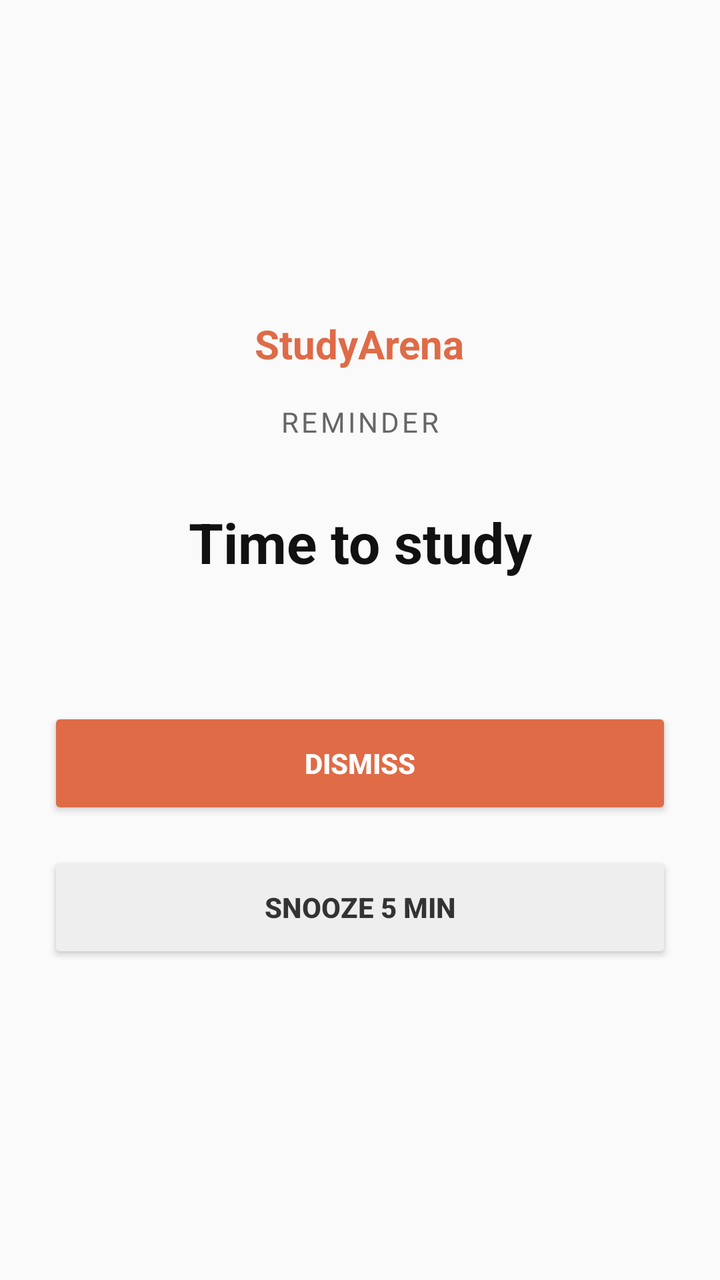
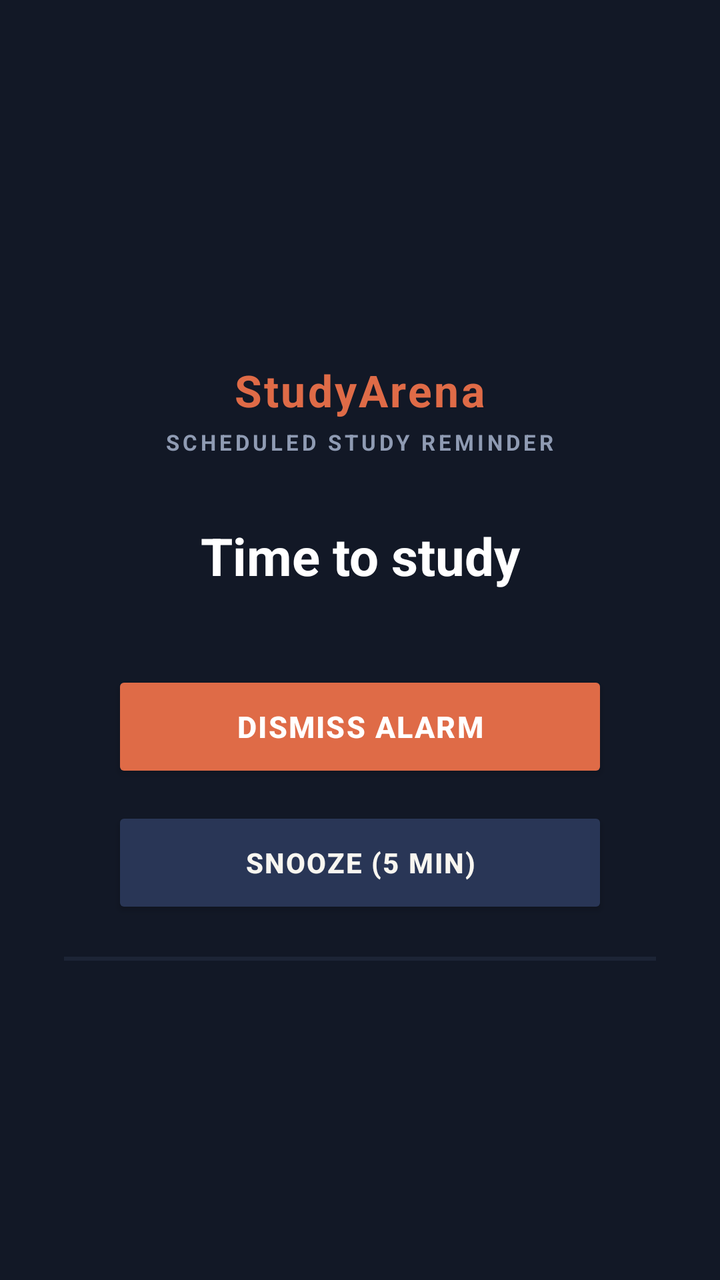

The first picture is an Android layout as it rendered before a commit; the second is the same layout after the commit. The layout source and the unified diff follow.
<!-- AndroidManifest.xml: activity theme AppTheme -->
<!-- res/layout/activity_alarm.xml -->
<?xml version="1.0" encoding="utf-8"?>
<LinearLayout xmlns:android="http://schemas.android.com/apk/res/android"
    android:layout_width="match_parent"
    android:layout_height="match_parent"
    android:orientation="vertical"
    android:gravity="center"
    android:background="#FAFAFA"
    android:padding="24dp">

    <TextView
        android:layout_width="wrap_content"
        android:layout_height="wrap_content"
        android:text="StudyArena"
        android:textSize="20sp"
        android:textColor="#df6b47"
        android:textStyle="bold"
        android:layout_marginBottom="16dp" />

    <TextView
        android:layout_width="wrap_content"
        android:layout_height="wrap_content"
        android:text="REMINDER"
        android:textSize="14sp"
        android:textColor="#666666"
        android:letterSpacing="0.1"
        android:layout_marginBottom="32dp" />

    <TextView
        android:id="@+id/tvAlarmTitle"
        android:layout_width="match_parent"
        android:layout_height="wrap_content"
        android:text="Time to study"
        android:textSize="28sp"
        android:textColor="#111111"
        android:textStyle="bold"
        android:gravity="center"
        android:layout_marginBottom="64dp" />

    <Button
        android:id="@+id/btnDismiss"
        android:layout_width="match_parent"
        android:layout_height="56dp"
        android:text="DISMISS"
        android:backgroundTint="#df6b47"
        android:textColor="#FFFFFF"
        android:textStyle="bold"
        android:layout_marginBottom="16dp" />

    <Button
        android:id="@+id/btnSnooze"
        android:layout_width="match_parent"
        android:layout_height="56dp"
        android:text="SNOOZE 5 MIN"
        android:backgroundTint="#EEEEEE"
        android:textColor="#333333"
        android:textStyle="bold" />

</LinearLayout>
<!-- resources referenced by this layout -->
<resources>
  <style name="AppTheme" parent="Theme.AppCompat.DayNight.NoActionBar">
      <item name="android:editTextBackground">@drawable/rn_edit_text_material</item>
      <item name="colorPrimary">@color/colorPrimary</item>
      <item name="android:statusBarColor">@android:color/transparent</item>
      <item name="android:navigationBarColor">@android:color/transparent</item>
    </style>
  <!-- drawable rn_edit_text_material (drawable) -->
  <?xml version="1.0" encoding="utf-8"?>
  <inset xmlns:android="http://schemas.android.com/apk/res/android"
         android:insetLeft="@dimen/abc_edit_text_inset_horizontal_material"
         android:insetRight="@dimen/abc_edit_text_inset_horizontal_material"
         android:insetTop="@dimen/abc_edit_text_inset_top_material"
         android:insetBottom="@dimen/abc_edit_text_inset_bottom_material"
         >
  
      <selector>
          
          <item android:state_enabled="false" android:drawable="@drawable/abc_textfield_default_mtrl_alpha"/>
          <item android:drawable="@drawable/abc_textfield_activated_mtrl_alpha"/>
      </selector>
  
  </inset>
  <color name="colorPrimary">#023c69</color>
</resources>

<!-- the commit's change to res/layout/activity_alarm.xml (unified diff, before → after) -->
@@ -4,55 +4,79 @@
     android:layout_height="match_parent"
     android:orientation="vertical"
     android:gravity="center"
-    android:background="#FAFAFA"
-    android:padding="24dp">
+    android:background="#121826"
+    android:padding="28dp">
 
-    <TextView
-        android:layout_width="wrap_content"
-        android:layout_height="wrap_content"
-        android:text="StudyArena"
-        android:textSize="20sp"
-        android:textColor="#df6b47"
-        android:textStyle="bold"
-        android:layout_marginBottom="16dp" />
-
-    <TextView
-        android:layout_width="wrap_content"
-        android:layout_height="wrap_content"
-        android:text="REMINDER"
-        android:textSize="14sp"
-        android:textColor="#666666"
-        android:letterSpacing="0.1"
-        android:layout_marginBottom="32dp" />
-
-    <TextView
-        android:id="@+id/tvAlarmTitle"
+    
+    <LinearLayout
         android:layout_width="match_parent"
         android:layout_height="wrap_content"
-        android:text="Time to study"
-        android:textSize="28sp"
-        android:textColor="#111111"
-        android:textStyle="bold"
-        android:gravity="center"
-        android:layout_marginBottom="64dp" />
+        android:orientation="vertical"
+        android:gravity="center_horizontal"
+        android:background="@drawable/rn_edit_text_material"
+        android:backgroundTint="#1C2436"
+        android:padding="28dp">
 
-    <Button
-        android:id="@+id/btnDismiss"
-        android:layout_width="match_parent"
-        android:layout_height="56dp"
-        android:text="DISMISS"
-        android:backgroundTint="#df6b47"
-        android:textColor="#FFFFFF"
-        android:textStyle="bold"
-        android:layout_marginBottom="16dp" />
+        
+        <TextView
+            android:layout_width="wrap_content"
+            android:layout_height="wrap_content"
+            android:text="StudyArena"
+            android:textSize="22sp"
+            android:textColor="#DF6B47"
+            android:textStyle="bold"
+            android:letterSpacing="0.05"
+            android:layout_marginBottom="4dp" />
 
-    <Button
-        android:id="@+id/btnSnooze"
-        android:layout_width="match_parent"
-        android:layout_height="56dp"
-        android:text="SNOOZE 5 MIN"
-        android:backgroundTint="#EEEEEE"
-        android:textColor="#333333"
-        android:textStyle="bold" />
+        
+        <TextView
+            android:layout_width="wrap_content"
+            android:layout_height="wrap_content"
+            android:text="SCHEDULED STUDY REMINDER"
+            android:textSize="11sp"
+            android:textColor="#8F9BB3"
+            android:letterSpacing="0.15"
+            android:textStyle="bold"
+            android:layout_marginBottom="32dp" />
+
+        
+        <TextView
+            android:id="@+id/tvAlarmTitle"
+            android:layout_width="match_parent"
+            android:layout_height="wrap_content"
+            android:text="Time to study"
+            android:textSize="26sp"
+            android:textColor="#FFFFFF"
+            android:textStyle="bold"
+            android:gravity="center"
+            android:lineSpacingExtra="4dp"
+            android:layout_marginBottom="40dp" />
+
+        
+        <Button
+            android:id="@+id/btnDismiss"
+            android:layout_width="match_parent"
+            android:layout_height="56dp"
+            android:text="DISMISS ALARM"
+            android:backgroundTint="#DF6B47"
+            android:textColor="#FFFFFF"
+            android:textSize="15sp"
+            android:textStyle="bold"
+            android:letterSpacing="0.05"
+            android:layout_marginBottom="12dp" />
+
+        
+        <Button
+            android:id="@+id/btnSnooze"
+            android:layout_width="match_parent"
+            android:layout_height="56dp"
+            android:text="SNOOZE (5 MIN)"
+            android:backgroundTint="#293656"
+            android:textColor="#F8F6F0"
+            android:textSize="14sp"
+            android:textStyle="bold"
+            android:letterSpacing="0.05" />
+
+    </LinearLayout>
 
 </LinearLayout>
<!-- resource entries referenced after the edit -->
@@ -1,11 +1,5 @@
 <!-- resources referenced by this layout -->
 <resources>
-  <style name="AppTheme" parent="Theme.AppCompat.DayNight.NoActionBar">
-      <item name="android:editTextBackground">@drawable/rn_edit_text_material</item>
-      <item name="colorPrimary">@color/colorPrimary</item>
-      <item name="android:statusBarColor">@android:color/transparent</item>
-      <item name="android:navigationBarColor">@android:color/transparent</item>
-    </style>
   <!-- drawable rn_edit_text_material (drawable) -->
   <?xml version="1.0" encoding="utf-8"?>
   <inset xmlns:android="http://schemas.android.com/apk/res/android"
@@ -22,6 +16,12 @@
       </selector>
   
   </inset>
+  <style name="AppTheme" parent="Theme.AppCompat.DayNight.NoActionBar">
+      <item name="android:editTextBackground">@drawable/rn_edit_text_material</item>
+      <item name="colorPrimary">@color/colorPrimary</item>
+      <item name="android:statusBarColor">@android:color/transparent</item>
+      <item name="android:navigationBarColor">@android:color/transparent</item>
+    </style>
   <color name="colorPrimary">#023c69</color>
 </resources>
 
